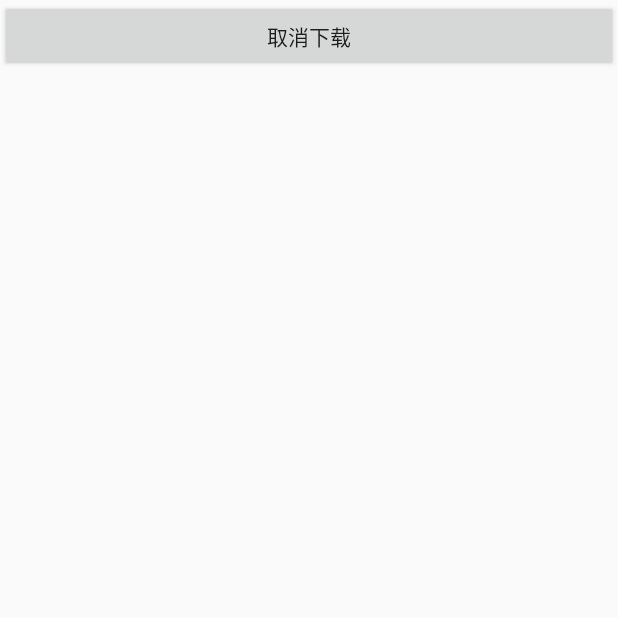
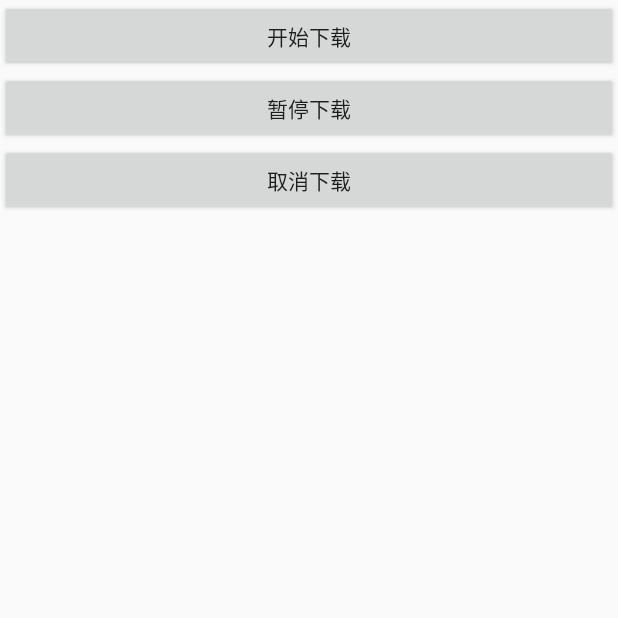
Before and after one commit to liuhuanGH/ServicePractice, an Android app: the screen it shows after launch (MainActivity), on a phone screen of 412 x 824 dp, the top half of it. Run offline under Robolectric (Android 15) with nearby library versions, the phone set to English and light mode, and no system bars.

Commit message:
注
Change-Id: I340b17ef73061c991e36eb16e74f29e9c99e6e58

```diff
--- a/app/src/main/java/com/example/servicepractice/MainActivity.java
+++ b/app/src/main/java/com/example/servicepractice/MainActivity.java
@@ -57,17 +57,17 @@ public class MainActivity extends Activity implements View.OnClickListener{
     }
 
     private void initView() {
-//        startButton = new Button(this);
-//        startButton.setLayoutParams(new ViewGroup.LayoutParams(ViewGroup.LayoutParams.MATCH_PARENT, ViewGroup.LayoutParams.WRAP_CONTENT));
-//        startButton.setText("开始下载");
-//        startButton.setId(R.id.startDownload);
-//        linearLayout.addView(startButton);
-//
-//        pauseButton = new Button(this);
-//        pauseButton.setLayoutParams(new ViewGroup.LayoutParams(ViewGroup.LayoutParams.MATCH_PARENT, ViewGroup.LayoutParams.WRAP_CONTENT));
-//        pauseButton.setText("暂停下载");
-//        pauseButton.setId(R.id.pauseDownload);
-//        linearLayout.addView(pauseButton);
+        startButton = new Button(this);
+        startButton.setLayoutParams(new ViewGroup.LayoutParams(ViewGroup.LayoutParams.MATCH_PARENT, ViewGroup.LayoutParams.WRAP_CONTENT));
+        startButton.setText("开始下载");
+        startButton.setId(R.id.startDownload);
+        linearLayout.addView(startButton);
+
+        pauseButton = new Button(this);
+        pauseButton.setLayoutParams(new ViewGroup.LayoutParams(ViewGroup.LayoutParams.MATCH_PARENT, ViewGroup.LayoutParams.WRAP_CONTENT));
+        pauseButton.setText("暂停下载");
+        pauseButton.setId(R.id.pauseDownload);
+        linearLayout.addView(pauseButton);
 
         cancelButton = new Button(this);
         cancelButton.setLayoutParams(new ViewGroup.LayoutParams(ViewGroup.LayoutParams.MATCH_PARENT, ViewGroup.LayoutParams.WRAP_CONTENT));
```
